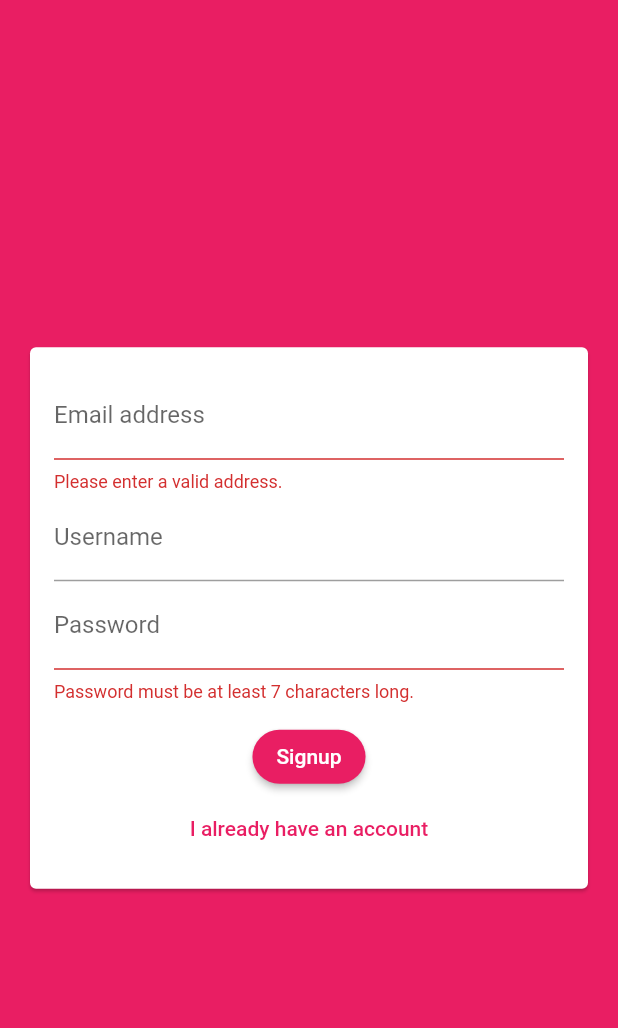
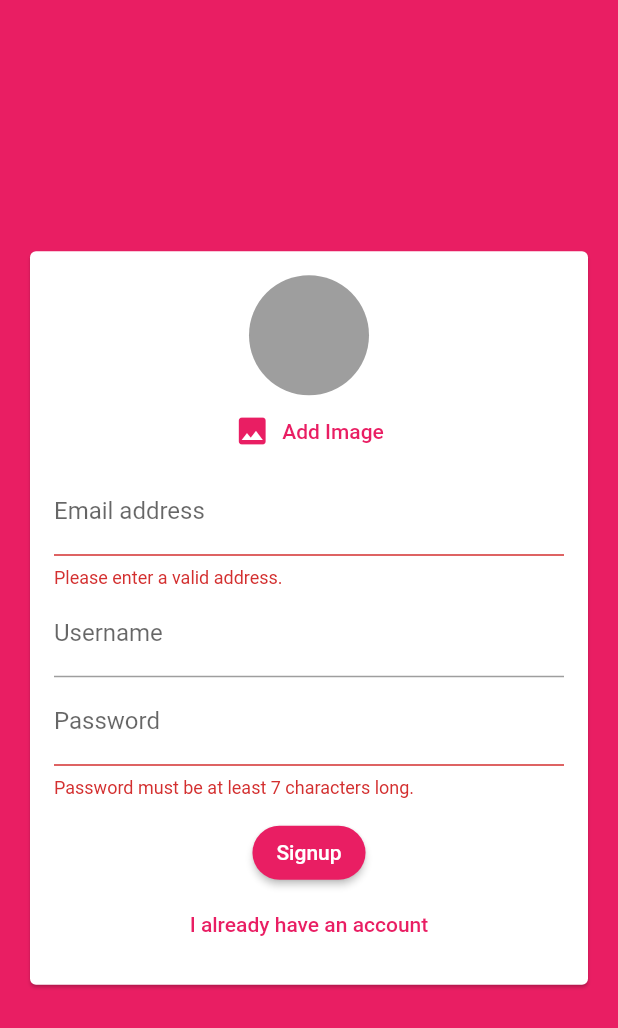
Before and after one commit to den4ik24/flutter_firebase, a Flutter app: the screen it shows after launch, after a tap on "Login", after a tap on "Create new account", on a phone screen of 412 x 824 dp. Shown: the top 1028 px of the screen. Run offline on Flutter 3.47's test engine with Material 2 defaults, Android fonts, the phone set to English and light mode, and no system bars; our stand-ins replace cloud_firestore, firebase_auth, firebase_core, image_picker; accounts and stored records are empty.

Commit message:
add imagePicker

```diff
--- a/lib/widgets/auth/auth_form.dart
+++ b/lib/widgets/auth/auth_form.dart
@@ -1,4 +1,5 @@
 import 'package:flutter/material.dart';
+import 'package:flutter_firebase/widgets/pickers/user_image_picker.dart';
 
 class AuthForm extends StatefulWidget {
   const AuthForm(this.submitFn, this.isLoading, {super.key});
@@ -51,7 +52,8 @@ class _AuthFormState extends State<AuthForm> {
               key: _formKey,
               child: Column(
                 mainAxisSize: MainAxisSize.min,
-                children: <Widget>[
+                children: [
+                  if(!_isLogin) const UserImagePicker(),
                   TextFormField(
                     key: const ValueKey("email"),
                     validator: (value) {
@@ -98,11 +100,11 @@ class _AuthFormState extends State<AuthForm> {
                   ),
                   const SizedBox(height: 12),
                   if (widget.isLoading) const CircularProgressIndicator(),
-                  if(!widget.isLoading)
-                  ElevatedButton(
-                    onPressed: _trySubmit,
-                    child: Text(_isLogin ? "Login" : "Signup"),
-                  ),
+                  if (!widget.isLoading)
+                    ElevatedButton(
+                      onPressed: _trySubmit,
+                      child: Text(_isLogin ? "Login" : "Signup"),
+                    ),
                   TextButton(
                     child: Text(_isLogin
                         ? "Create new account"
--- a/lib/widgets/chat/message_bubble.dart
+++ b/lib/widgets/chat/message_bubble.dart
@@ -1,5 +1,4 @@
 import 'package:flutter/material.dart';
-import 'package:cloud_firestore/cloud_firestore.dart';
 
 class MessageBubble extends StatelessWidget {
   const MessageBubble(this.message, this.userName, this.isMe, {super.key});
--- /dev/null
+++ b/lib/widgets/pickers/user_image_picker.dart
@@ -0,0 +1,42 @@
+import 'dart:io';
+import 'package:flutter/material.dart';
+import 'package:image_picker/image_picker.dart';
+
+class UserImagePicker extends StatefulWidget {
+  const UserImagePicker({super.key});
+
+  @override
+  State<UserImagePicker> createState() => _UserImagePickerState();
+}
+
+class _UserImagePickerState extends State<UserImagePicker> {
+  File? _pickedImage;
+
+  void _pickImage() async {
+    var picker = ImagePicker();
+    final image = await picker.pickImage(source: ImageSource.camera);
+    final pickedImageFile = File(image!.path);
+    setState(() {
+      _pickedImage = pickedImageFile;
+    });
+  }
+
+  @override
+  Widget build(BuildContext context) {
+    return Column(
+      children: [
+        CircleAvatar(
+          radius: 40,
+          backgroundColor: Colors.grey,
+          backgroundImage:
+              _pickedImage != null ? FileImage(_pickedImage!) : null,
+        ),
+        TextButton.icon(
+          onPressed: _pickImage,
+          icon: const Icon(Icons.image),
+          label: const Text("Add Image"),
+        ),
+      ],
+    );
+  }
+}
--- a/pubspec.yaml
+++ b/pubspec.yaml
@@ -15,6 +15,7 @@ dependencies:
   cupertino_icons: ^1.0.2
   firebase_core: ^2.9.0
   firebase_auth: ^4.4.0
+  image_picker: ^0.8.7+4
 
 dev_dependencies:
   flutter_test:
```
Also changed, not shown: pubspec.lock, 1 other file.
